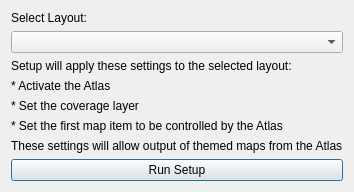
Qt form layout_setup.ui (LBI-brown/thematic-maps) before a commit.
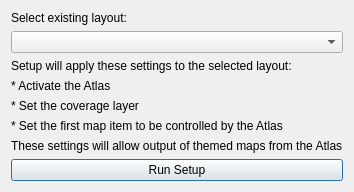
The same form after that commit. Custom widgets are drawn as their Qt base class.

```diff
--- a/layout_setup.ui
+++ b/layout_setup.ui
@@ -17,7 +17,7 @@
    <item>
     <widget class="QLabel" name="label">
      <property name="text">
-      <string>Select Layout:</string>
+      <string>Select existing layout:</string>
      </property>
     </widget>
    </item>
```
